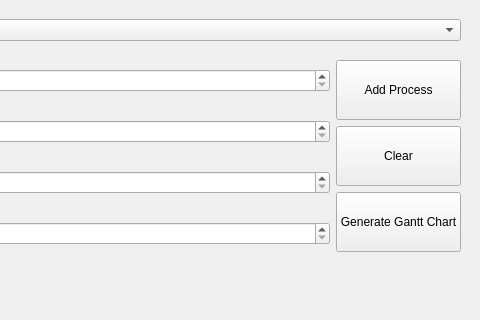
Qt form mainwindow.ui (Moatsm-prog/Processor_Scheduler) before a commit; both pictures show x 320 to 800 and y 0 to 320 of the 800 by 600 pixel window.
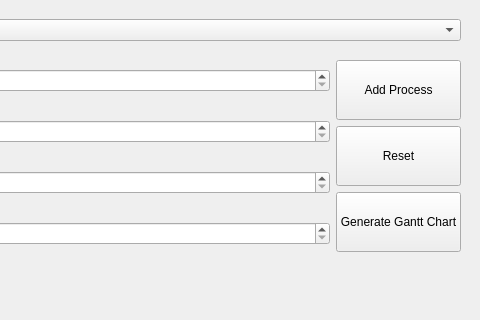
The same form after that commit.

Commit message: Handle Button Events

```diff
--- a/mainwindow.ui
+++ b/mainwindow.ui
@@ -249,7 +249,7 @@
                </sizepolicy>
               </property>
               <property name="text">
-               <string>Clear</string>
+               <string>Reset</string>
               </property>
              </widget>
             </item>
```
Left out of the diff: 54 changed lines with no effect on the pictures. The commit also changes 2 other files.
